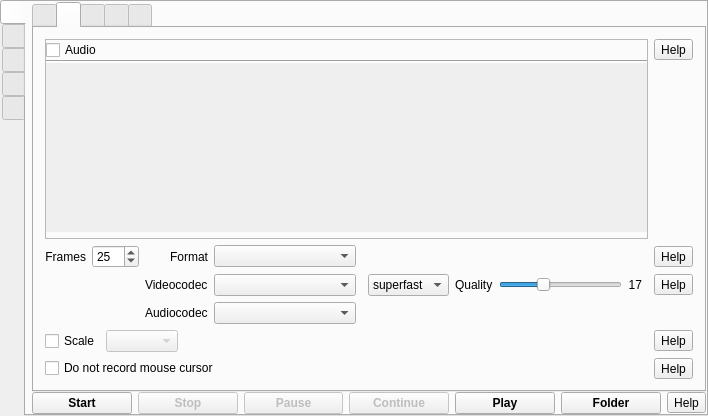
Above: src/formMainWindow.ui from vkohaupt/vokoscreenNG before the change. Below: the same form after it.
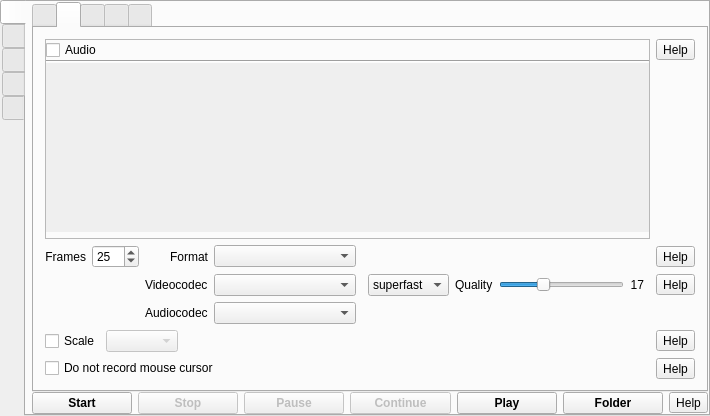
That is the form after the change. The open tabs and pages were chosen to show the change. Icons and pictures are not drawn.

```diff
--- a/src/formMainWindow.ui
+++ b/src/formMainWindow.ui
@@ -6,7 +6,7 @@
    <rect>
     <x>0</x>
     <y>0</y>
-    <width>708</width>
+    <width>710</width>
     <height>416</height>
    </rect>
   </property>
@@ -616,7 +616,7 @@
                      <rect>
                       <x>0</x>
                       <y>0</y>
-                      <width>533</width>
+                      <width>535</width>
                       <height>82</height>
                      </rect>
                     </property>
```
Left out of the diff: 4 changed lines with no effect on the pictures.
